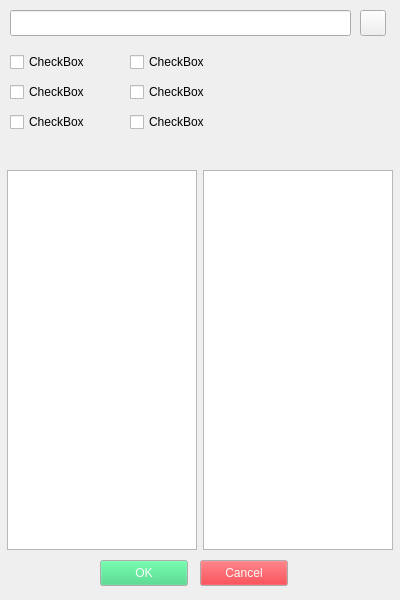
This is Messenger/ui/chatparamswindow.ui in SerpentDragon/Messenger as Qt 5 draws it before an edit. The edited form follows.
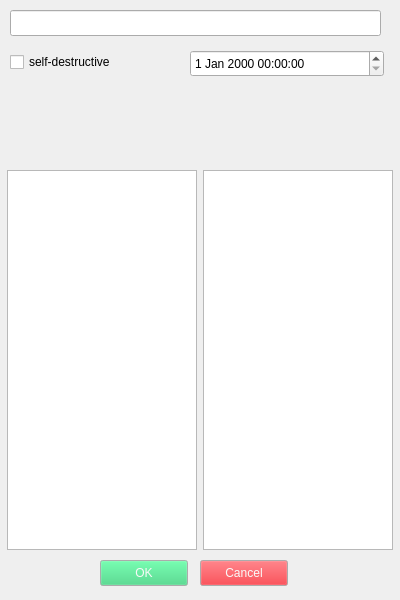
This is the edited form.

Commit message: Now we have some simple form to create group chats

The edit to the form file:
```diff
--- a/Messenger/ui/chatparamswindow.ui
+++ b/Messenger/ui/chatparamswindow.ui
@@ -53,100 +53,22 @@
     <rect>
      <x>10</x>
      <y>10</y>
-     <width>341</width>
+     <width>371</width>
      <height>26</height>
     </rect>
    </property>
   </widget>
-  <widget class="QPushButton" name="confirm_chat_name_button">
+  <widget class="QCheckBox" name="self_dest_check_box">
    <property name="geometry">
     <rect>
-     <x>360</x>
-     <y>10</y>
-     <width>26</width>
-     <height>26</height>
-    </rect>
-   </property>
-   <property name="text">
-    <string/>
-   </property>
-  </widget>
-  <widget class="QCheckBox" name="checkBox">
-   <property name="geometry">
-    <rect>
      <x>10</x>
      <y>50</y>
-     <width>92</width>
+     <width>121</width>
      <height>24</height>
     </rect>
    </property>
    <property name="text">
-    <string>CheckBox</string>
-   </property>
-  </widget>
-  <widget class="QCheckBox" name="checkBox_2">
-   <property name="geometry">
-    <rect>
-     <x>10</x>
-     <y>80</y>
-     <width>92</width>
-     <height>24</height>
-    </rect>
-   </property>
-   <property name="text">
-    <string>CheckBox</string>
-   </property>
-  </widget>
-  <widget class="QCheckBox" name="checkBox_3">
-   <property name="geometry">
-    <rect>
-     <x>10</x>
-     <y>110</y>
-     <width>92</width>
-     <height>24</height>
-    </rect>
-   </property>
-   <property name="text">
-    <string>CheckBox</string>
-   </property>
-  </widget>
-  <widget class="QCheckBox" name="checkBox_4">
-   <property name="geometry">
-    <rect>
-     <x>130</x>
-     <y>50</y>
-     <width>92</width>
-     <height>24</height>
-    </rect>
-   </property>
-   <property name="text">
-    <string>CheckBox</string>
-   </property>
-  </widget>
-  <widget class="QCheckBox" name="checkBox_5">
-   <property name="geometry">
-    <rect>
-     <x>130</x>
-     <y>80</y>
-     <width>92</width>
-     <height>24</height>
-    </rect>
-   </property>
-   <property name="text">
-    <string>CheckBox</string>
-   </property>
-  </widget>
-  <widget class="QCheckBox" name="checkBox_6">
-   <property name="geometry">
-    <rect>
-     <x>130</x>
-     <y>110</y>
-     <width>92</width>
-     <height>24</height>
-    </rect>
-   </property>
-   <property name="text">
-    <string>CheckBox</string>
+    <string>self-destructive</string>
    </property>
   </widget>
   <widget class="QPushButton" name="OK_button">
@@ -285,6 +207,16 @@
     <string>Cancel</string>
    </property>
   </widget>
+  <widget class="QDateTimeEdit" name="dateTimeEdit">
+   <property name="geometry">
+    <rect>
+     <x>190</x>
+     <y>50</y>
+     <width>194</width>
+     <height>27</height>
+    </rect>
+   </property>
+  </widget>
  </widget>
  <resources/>
  <connections/>
```
The commit also changes 9 other files.
